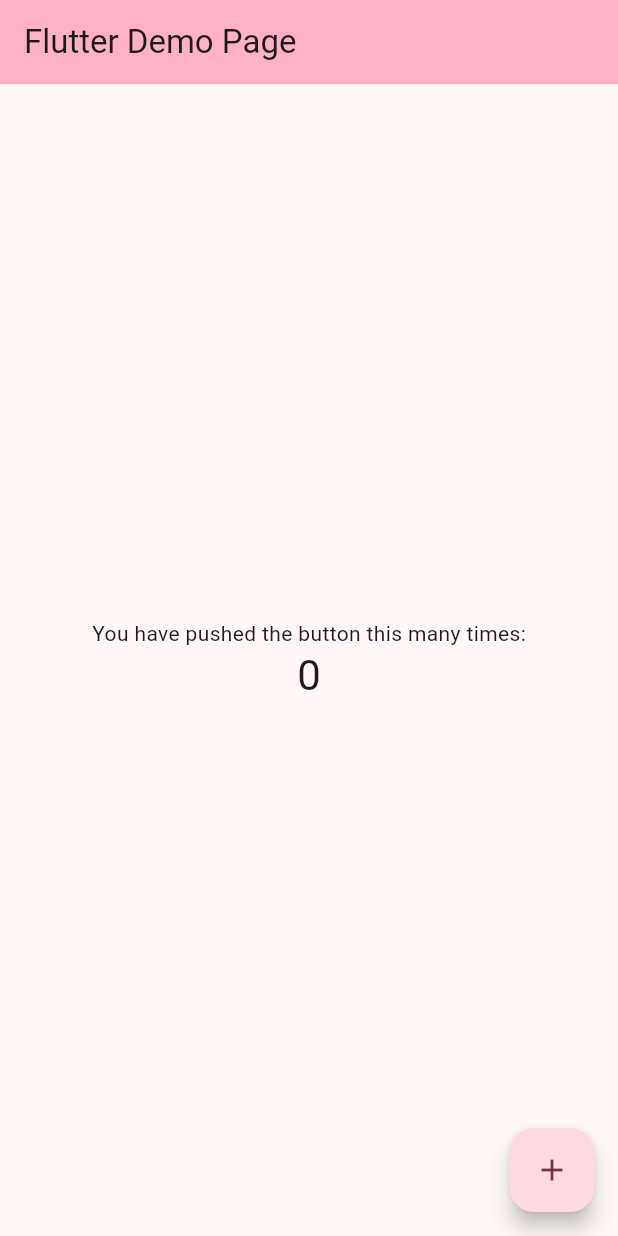
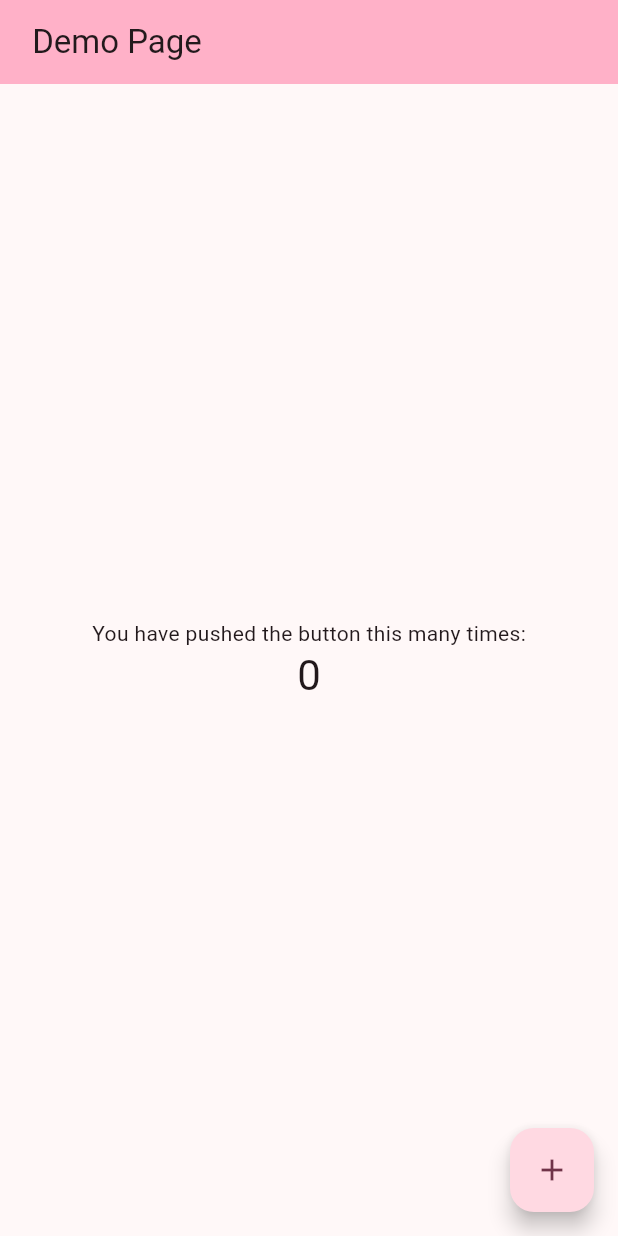
Before and after one commit to Abdallahreda12/Aasa, a Flutter app: the screen it shows after launch, on a phone screen of 412 x 824 dp. Run offline on Flutter 3.47's test engine with Material 3 defaults, Android fonts, the phone set to English and light mode, and no system bars.

Commit message:
remove "Flutter"

```diff
--- a/lib/main.dart
+++ b/lib/main.dart
@@ -31,7 +31,7 @@ class MyApp extends StatelessWidget {
         colorScheme: ColorScheme.fromSeed(seedColor: Colors.black45),
         useMaterial3: true,
       ),
-      home: const MyHomePage(title: 'Flutter Demo Page'),
+      home: const MyHomePage(title: ' Demo Page'),
     );
   }
 }
```
